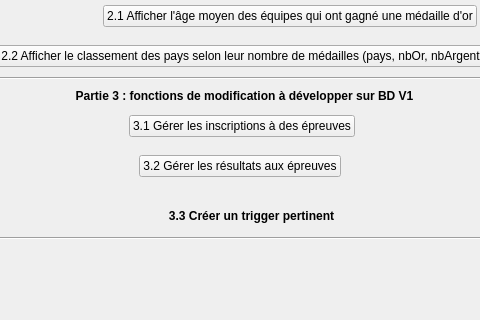
This is gui/mainWindow.ui in ParadauxIO/cebd-proj-partie2 as Qt 5 draws it before an edit; both pictures show x 111 to 591 and y 619 to 939 of the 713 by 939 pixel window. The edited form follows.
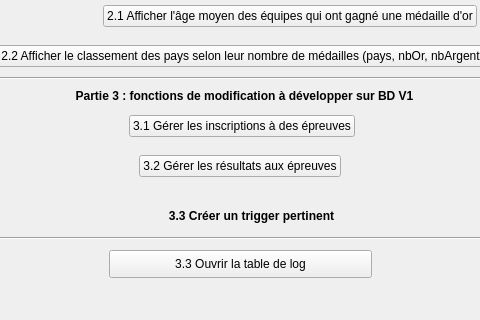
This is the edited form.

Commit message: Add button to main window to add logs

Patch:
```diff
--- a/gui/mainWindow.ui
+++ b/gui/mainWindow.ui
@@ -929,6 +929,19 @@
      <set>Qt::AlignCenter</set>
     </property>
    </widget>
+   <widget class="QPushButton" name="pushButton_3_3">
+    <property name="geometry">
+     <rect>
+      <x>220</x>
+      <y>850</y>
+      <width>263</width>
+      <height>28</height>
+     </rect>
+    </property>
+    <property name="text">
+     <string>3.3 Ouvrir la table de log</string>
+    </property>
+   </widget>
   </widget>
   <widget class="QMenuBar" name="menubar">
    <property name="geometry">
```
Left out of the diff: 17 changed lines with no effect on the pictures.
